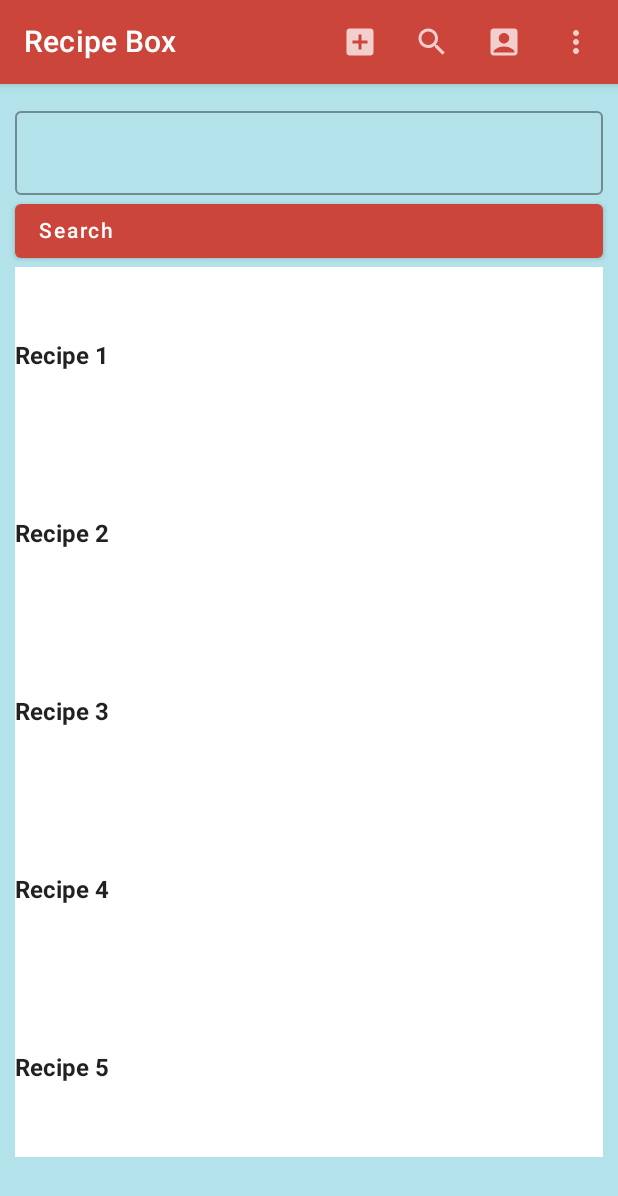
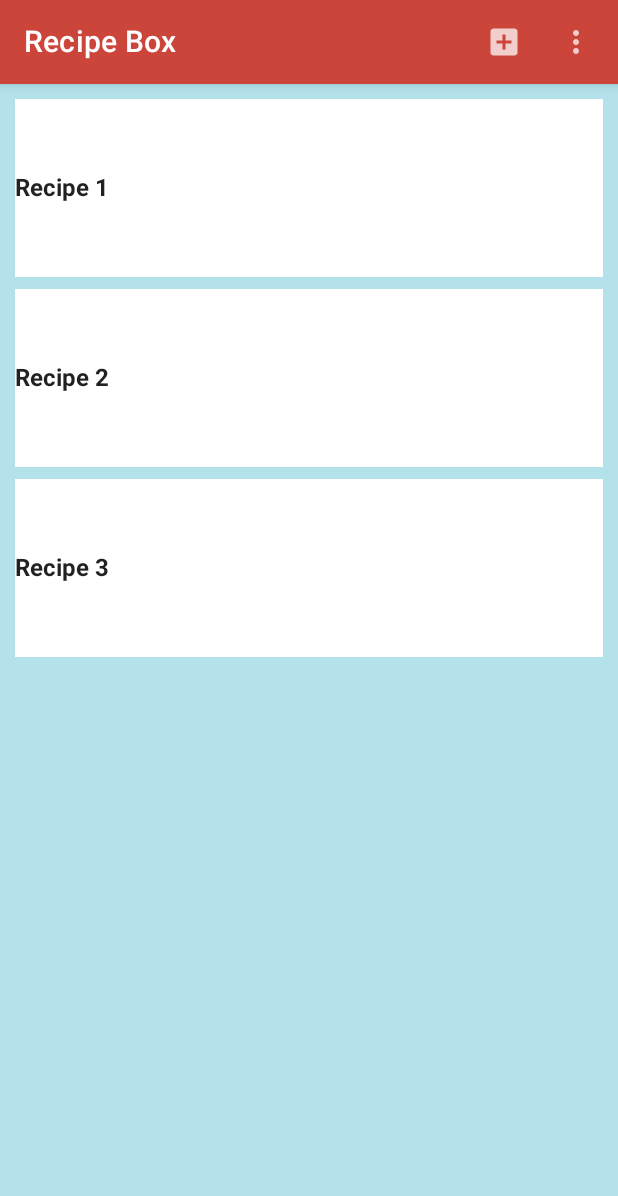
Before and after one commit to bolandmj/RecipeBox, an Android app built with Jetpack Compose: the @Preview function DefaultPreview, on a phone screen of 412 x 824 dp. Shown: the top 1196 px of the screen. Run offline under Robolectric (Android 15) with nearby library versions, the phone set to English and light mode, and no system bars; our stand-ins replace Firebase (no records; nobody signed in at launch, a user with empty details on screens opened directly); libraries missing offline, so code that uses them is left out: com.firebase.ui.

Commit message:
Cleaned up code

```diff
--- a/app2/src/main/java/com/example/recipebox/MainActivity.kt
+++ b/app2/src/main/java/com/example/recipebox/MainActivity.kt
@@ -26,7 +26,6 @@ import androidx.compose.ui.res.painterResource
 import androidx.compose.ui.res.stringResource
 import androidx.compose.ui.tooling.preview.Preview
 import androidx.compose.ui.unit.dp
-import com.example.recipebox.Scaffold
 import com.example.recipebox.dto.Recipe
 import com.example.recipebox.ui.theme.RecipeBoxTheme
 import com.example.recipebox.ui.theme.White
@@ -66,97 +65,7 @@ class MainActivity : ComponentActivity() {
 
 }
 
-@Composable
-fun Scaffold() {
-	var recipeName by remember { mutableStateOf("")}
-	var mDisplayMenu by remember { mutableStateOf(false) }
-	val context = LocalContext.current
-	val scaffoldState = rememberScaffoldState(rememberDrawerState(DrawerValue.Closed))
 
-	Scaffold(
-		scaffoldState = scaffoldState,
-		topBar = {
-			TopAppBar(
-				title = { Text("Recipe Box")} ,backgroundColor = MaterialTheme.colors.primary,
-				actions = {
-
-					// Make post icon
-					IconButton(onClick = { Toast.makeText(context, "Make Post", Toast.LENGTH_SHORT).show() }) {
-						Icon(painter = painterResource(id = R.drawable.ic_add_box_24), "")
-					}
-
-					//Searchbar
-					IconButton(onClick = { Toast.makeText(context, "Search for Recipe", Toast.LENGTH_SHORT).show() }) {
-						Icon(painter = painterResource(id = R.drawable.ic_search), "")
-					}
-
-					// View account icon
-					IconButton(onClick = { Toast.makeText(context, "View Account", Toast.LENGTH_SHORT).show() }) {
-						Icon(painter = painterResource(id = R.drawable.ic_account_box), "")
-					}
-
-					// Dropdown menu
-					IconButton(onClick = { mDisplayMenu = !mDisplayMenu }) {
-						Icon(Icons.Default.MoreVert, "")
-					}
-					DropdownMenu(
-						expanded = mDisplayMenu,
-						onDismissRequest = { mDisplayMenu = false }
-					) {
-
-						DropdownMenuItem(onClick = { Toast.makeText(context, "Settings", Toast.LENGTH_SHORT).show() }) {
-							Text(text = "Settings")
-						}
-
-						DropdownMenuItem(onClick = { Toast.makeText(context, "Logout", Toast.LENGTH_SHORT).show() }) {
-							Text(text = "Logout")
-						}
-					}
-				}
-			)}
-
-	) { padding ->
-			Column(modifier = Modifier.padding(10.dp)) {
-				OutlinedTextField(
-					value = recipeName,
-					onValueChange = { recipeName = it },
-					label = { Text(stringResource(R.string.recipeName)) },
-					modifier = Modifier.fillMaxWidth()
-				)
-				Button(
-					onClick = {
-						Toast.makeText(context, "$recipeName", Toast.LENGTH_LONG).show()
-					}
-				) {
-					Text(text = "Search", modifier = Modifier.fillMaxWidth())
-				}
-
-				//Temporary
-				Text(text="Recipe 1", modifier = Modifier
-					.background(MaterialTheme.colors.secondary)
-					.fillMaxWidth()
-					.padding(vertical = 50.dp))
-				Text(text="Recipe 2", modifier = Modifier
-					.background(MaterialTheme.colors.secondary)
-					.fillMaxWidth()
-					.padding(vertical = 50.dp))
-				Text(text="Recipe 3", modifier = Modifier
-					.background(MaterialTheme.colors.secondary)
-					.fillMaxWidth()
-					.padding(vertical = 50.dp))
-				Text(text="Recipe 4", modifier = Modifier
-					.background(MaterialTheme.colors.secondary)
-					.fillMaxWidth()
-					.padding(vertical = 50.dp))
-				Text(text="Recipe 5", modifier = Modifier
-					.background(MaterialTheme.colors.secondary)
-					.fillMaxWidth()
-					.padding(vertical = 50.dp))
-
-		    }
-
-	    }
-}
 
 
 
@@ -180,7 +89,7 @@ Button(
 @Composable
 fun DefaultPreview() {
 	RecipeBoxTheme {
-		Scaffold()
+		Navigation()
 	}
 }
 
--- a/app2/src/main/res/values/strings.xml
+++ b/app2/src/main/res/values/strings.xml
@@ -1,4 +1,6 @@
 <resources>
     <string name="app_name">RecipeBox</string>
     <string name="recipeName" />
+    <string name="ingredients" />
+    <string name="directions" />
 </resources>
```
Also changed, not shown: app2/src/main/java/com/example/recipebox/Navigation.kt (+14 -6 lines).
